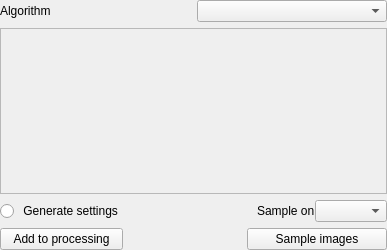
Old version of the form iVS3D/src/iVS3D-core/view/samplingwidget.ui in the repository iVS3D/iVS3D.
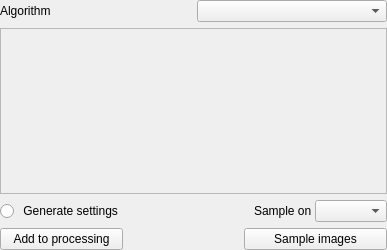
New version of the form.

Commit message: Fixed FileDialog crash on Debian; Fixed minor UI issues

Patch:
```diff
--- a/iVS3D/src/iVS3D-core/view/samplingwidget.ui
+++ b/iVS3D/src/iVS3D-core/view/samplingwidget.ui
@@ -113,7 +113,7 @@
        <item>
         <widget class="QLabel" name="label_2">
          <property name="text">
-          <string>Sample on</string>
+          <string>Sample on </string>
          </property>
         </widget>
        </item>
```
Left out of the diff: 3 changed lines with no effect on the pictures. The commit also changes 3 other files.
